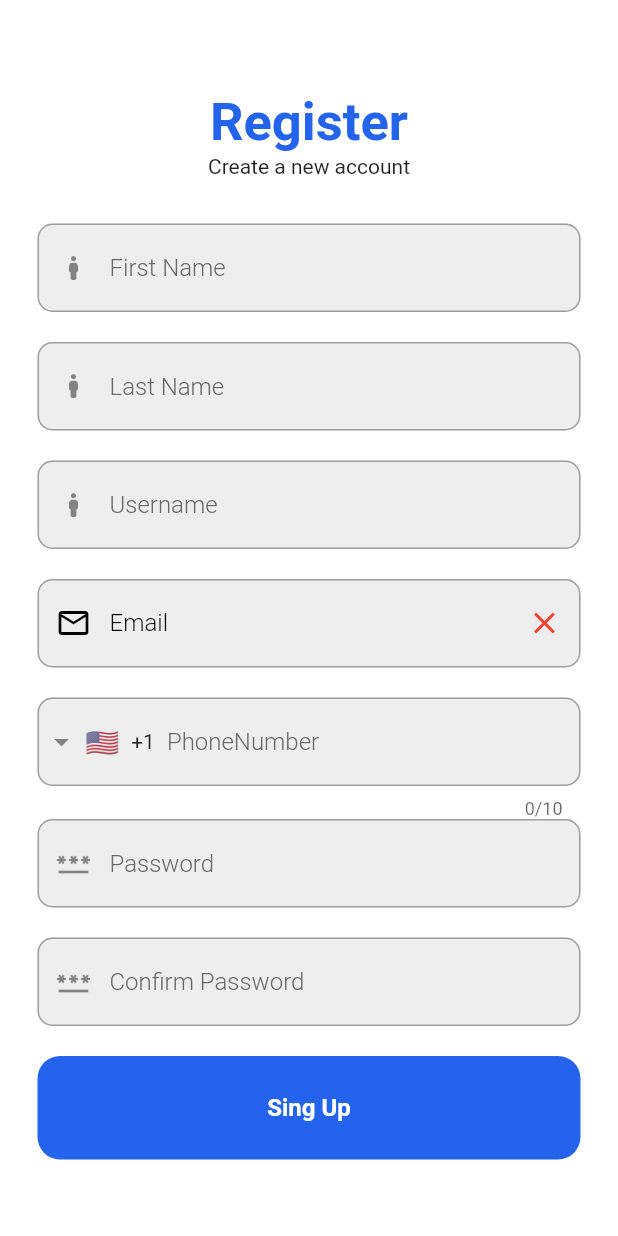
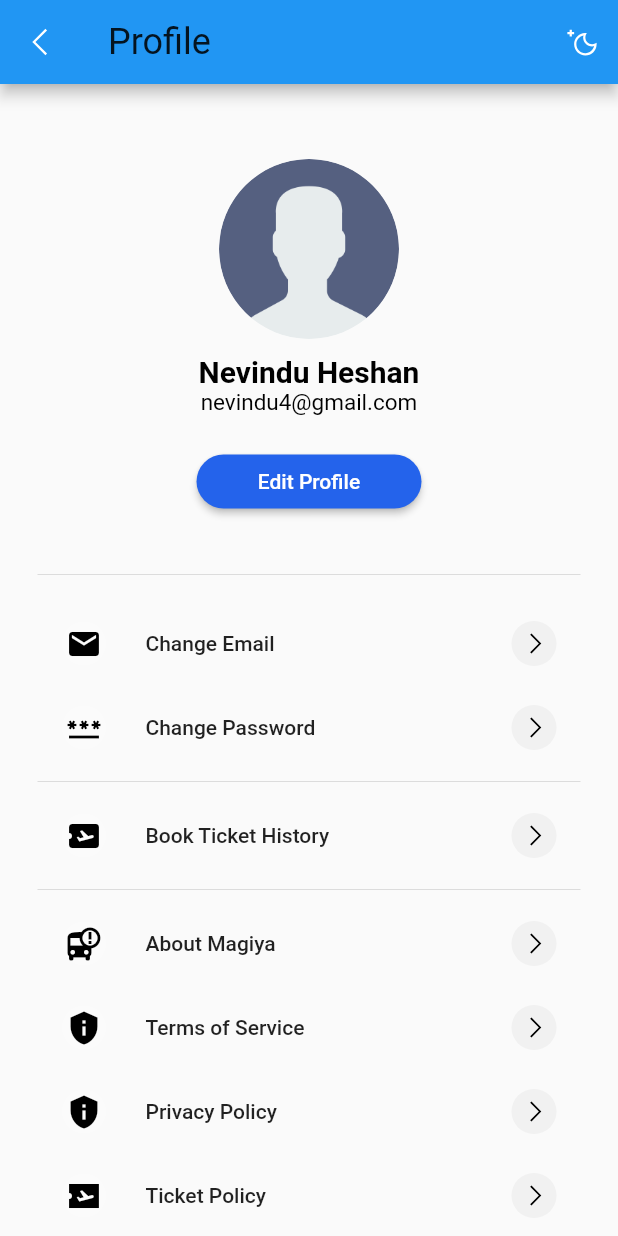
Before and after one commit to nevinduheshan/flutter-app, a Flutter app: the screen it shows after launch, on a phone screen of 412 x 824 dp. Run offline on Flutter 3.47's test engine with Material 2 defaults, Android fonts, the phone set to English and light mode, and no system bars; drawn by our look-alikes of intl_phone_field; our stand-ins replace get, hexcolor, line_awesome_flutter, validators.

```diff
--- a/lib/main.dart
+++ b/lib/main.dart
@@ -1,4 +1,5 @@
 import 'package:flutter/material.dart';
+import 'package:flutter_application_1/view/profile/profile.dart';
 import 'view/login.dart';
 import 'view/register.dart';
 
@@ -12,11 +13,9 @@ class MyApp extends StatelessWidget {
   // This widget is the root of your application.
   @override
   Widget build(BuildContext context) {
-    return MaterialApp(
+    return const MaterialApp(
       debugShowCheckedModeBanner: false,
-      home: MyRegister(
-        onTap: () {},
-      ),
+      home: MyProfile(),
     );
   }
 }
--- /dev/null
+++ b/lib/view/profile/profile.dart
@@ -0,0 +1,179 @@
+import 'package:flutter/material.dart';
+import 'package:line_awesome_flutter/line_awesome_flutter.dart';
+
+class MyProfile extends StatelessWidget {
+  const MyProfile({super.key});
+
+  @override
+  Widget build(BuildContext context) {
+    var isDark = MediaQuery.of(context).platformBrightness == Brightness.dark;
+    return Scaffold(
+      appBar: AppBar(
+        leading: IconButton(
+          onPressed: () {},
+          icon: const Icon(LineAwesomeIcons.angle_left),
+        ),
+        title:
+            Text('Profile', style: Theme.of(context).textTheme.headlineSmall),
+        actions: [
+          IconButton(
+            onPressed: () {},
+            icon: Icon(isDark ? LineAwesomeIcons.sun : LineAwesomeIcons.moon),
+          )
+        ],
+      ),
+      body: SingleChildScrollView(
+        child: Container(
+          padding: const EdgeInsets.symmetric(horizontal: 25.0),
+          child: Column(
+            children: [
+              const SizedBox(height: 50),
+              SizedBox(
+                width: 120,
+                height: 120,
+                child: ClipRRect(
+                  borderRadius: BorderRadius.circular(100),
+                  child: const Image(
+                      image: AssetImage(
+                    'lib/images/Profile.png',
+                  )),
+                ),
+              ),
+              const SizedBox(height: 10),
+              const Text(
+                'Nevindu Heshan',
+                style: TextStyle(
+                    color: Colors.black,
+                    fontSize: 20,
+                    fontWeight: FontWeight.bold),
+              ),
+              const Text(
+                'nevindu4@gmail.com',
+                style: TextStyle(
+                  color: Colors.black,
+                  fontSize: 15,
+                ),
+              ),
+              const SizedBox(height: 20),
+              SizedBox(
+                width: 150,
+                child: ElevatedButton(
+                  onPressed: () {},
+                  style: ElevatedButton.styleFrom(
+                    backgroundColor: const Color.fromARGB(255, 36, 99, 235),
+                    side: BorderSide.none,
+                    shape: const StadiumBorder(),
+                  ),
+                  child: const Text(
+                    'Edit Profile',
+                    style: TextStyle(
+                      color: Colors.white,
+                    ),
+                  ),
+                ),
+              ),
+              const SizedBox(height: 30),
+              const Divider(),
+              const SizedBox(height: 10),
+              //Menu
+              ProfileMenus(
+                  title: "Change Email", icon: Icons.email, onPress: () {}),
+              ProfileMenus(
+                  title: "Change Password",
+                  icon: Icons.password,
+                  onPress: () {}),
+              const Divider(),
+              ProfileMenus(
+                  title: "Book Ticket History",
+                  icon: Icons.airplane_ticket,
+                  onPress: () {}),
+              const Divider(),
+              ProfileMenus(
+                  title: 'About Magiya', icon: Icons.bus_alert, onPress: () {}),
+              ProfileMenus(
+                  title: 'Terms of Service',
+                  icon: Icons.privacy_tip,
+                  onPress: () {}),
+              ProfileMenus(
+                  title: 'Privacy Policy',
+                  icon: Icons.privacy_tip,
+                  onPress: () {}),
+              ProfileMenus(
+                  title: 'Ticket Policy',
+                  icon: Icons.airplane_ticket_sharp,
+                  onPress: () {}),
+              ProfileMenus(
+                  title: 'Contact US',
+                  icon: Icons.contact_phone,
+                  onPress: () {}),
+              const Divider(),
+              ProfileMenus(
+                  title: 'Delete Account', icon: Icons.delete, onPress: () {}),
+              ProfileMenus(
+                  title: "Logout",
+                  textColor: Colors.red,
+                  endIcon: false,
+                  icon: Icons.logout,
+                  onPress: () {}),
+              const SizedBox(height: 20),
+            ],
+          ),
+        ),
+      ),
+    );
+  }
+}
+
+class ProfileMenus extends StatelessWidget {
+  const ProfileMenus({
+    super.key,
+    required this.title,
+    required this.icon,
+    required this.onPress,
+    this.endIcon = true,
+    this.textColor,
+  });
+
+  final String title;
+  final IconData icon;
+  final VoidCallback onPress;
+  final bool endIcon;
+  final Color? textColor;
+
+  @override
+  Widget build(BuildContext context) {
+    return ListTile(
+      onTap: onPress,
+      leading: Container(
+        width: 30,
+        height: 30,
+        decoration: BoxDecoration(
+          borderRadius: BorderRadius.circular(100),
+          color: Colors.white10.withOpacity(0.1),
+        ),
+        child: Icon(
+          icon,
+          color: Colors.black,
+        ),
+      ),
+      title: Text(title,
+          style:
+              Theme.of(context).textTheme.bodyLarge?.apply(color: textColor)),
+      trailing: endIcon
+          ? Container(
+              width: 30,
+              height: 30,
+              decoration: BoxDecoration(
+                borderRadius: BorderRadius.circular(100),
+                color: Colors.grey.withOpacity(0.1),
+              ),
+              child: const Icon(
+                LineAwesomeIcons.angle_right,
+                size: 18.0,
+                color: Colors.black,
+              ),
+            )
+          : null,
+    );
+  }
+}
--- a/pubspec.yaml
+++ b/pubspec.yaml
@@ -39,6 +39,7 @@ dependencies:
   get: ^4.6.5
   validators: ^3.0.0
   intl_phone_field: ^3.1.0
+  line_awesome_flutter: ^2.0.0
 
 dev_dependencies:
   flutter_test:
```
Also changed, not shown: lib/images/Profile.png (added), pubspec.lock.
